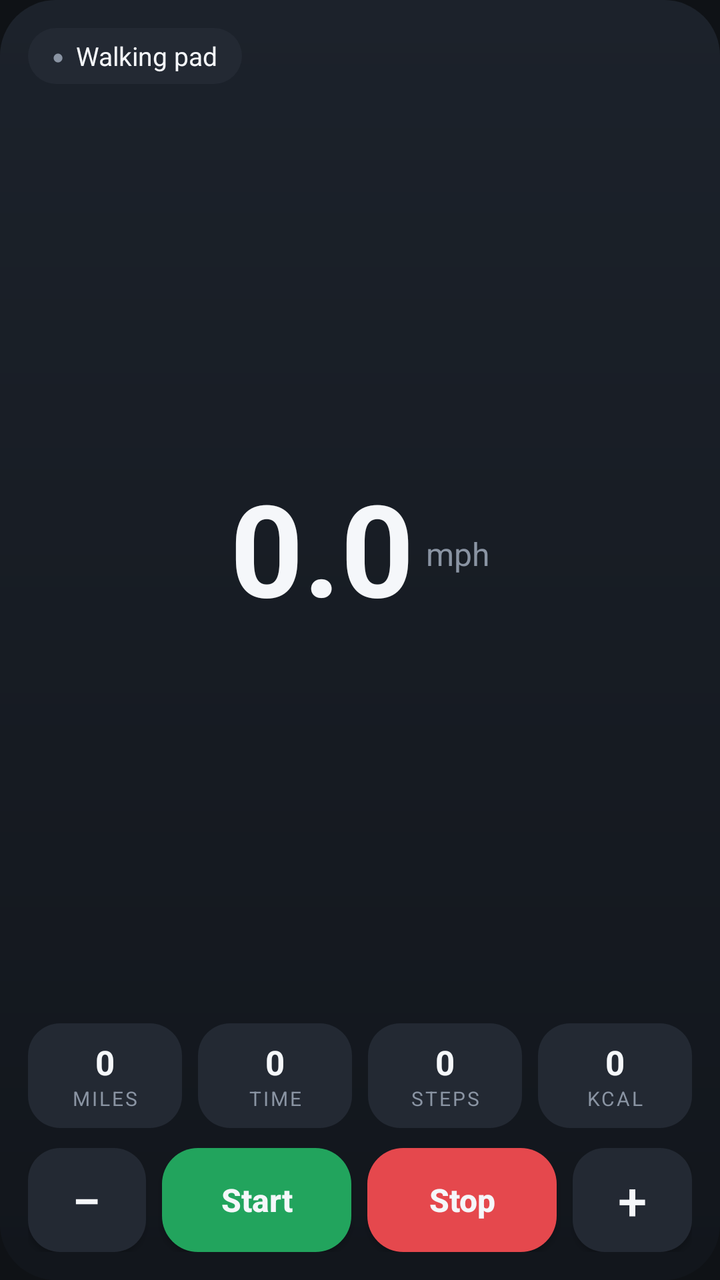
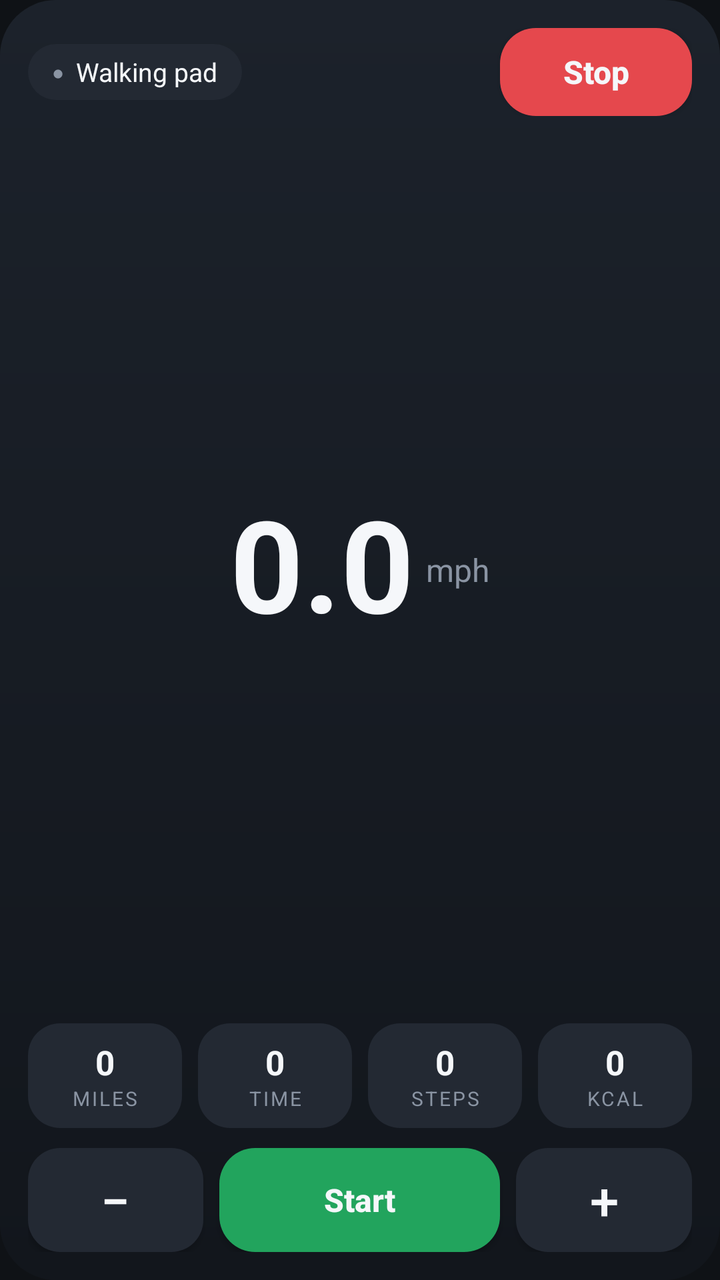

Before-and-after screenshots of an Android layout around one commit, followed by the original layout XML and the change that was made.
<!-- AndroidManifest.xml: application theme AppTheme -->
<!-- res/layout/widget_tall.xml -->
<?xml version="1.0" encoding="utf-8"?>
<LinearLayout xmlns:android="http://schemas.android.com/apk/res/android"
    android:layout_width="match_parent" android:layout_height="match_parent"
    android:orientation="vertical" android:padding="14dp" android:background="@drawable/bg_widget">

    
    <LinearLayout android:layout_width="match_parent" android:layout_height="wrap_content" android:orientation="horizontal" android:gravity="center_vertical">
        <LinearLayout android:id="@+id/w_info" android:layout_width="wrap_content" android:layout_height="28dp"
            android:orientation="horizontal" android:gravity="center_vertical" android:paddingHorizontal="12dp" android:background="@drawable/bg_pill">
            <TextView android:id="@+id/w_dot" android:layout_width="wrap_content" android:layout_height="wrap_content"
                android:text="●" android:textColor="@color/muted" android:textSize="10sp" />
            <TextView android:id="@+id/w_status" android:layout_width="wrap_content" android:layout_height="wrap_content"
                android:layout_marginStart="6dp" android:text="Walking pad" android:textColor="@color/text" android:textSize="13sp" android:maxLines="1" />
        </LinearLayout>
        <TextView android:layout_width="0dp" android:layout_height="wrap_content" android:layout_weight="1" />
        <TextView android:id="@+id/w_target" android:layout_width="wrap_content" android:layout_height="wrap_content"
            android:text="" android:textColor="@color/muted" android:textSize="13sp" />
    </LinearLayout>

    
    <LinearLayout android:layout_width="match_parent" android:layout_height="0dp" android:layout_weight="1"
        android:orientation="horizontal" android:gravity="center">
        <TextView android:id="@+id/w_speed" android:layout_width="wrap_content" android:layout_height="wrap_content"
            android:text="0.0" android:textColor="@color/text" android:textSize="64sp" android:textStyle="bold"
            android:includeFontPadding="false" android:fontFeatureSettings="tnum" />
        <TextView android:layout_width="wrap_content" android:layout_height="wrap_content" android:layout_marginStart="6dp"
            android:text="mph" android:textColor="@color/muted" android:textSize="16sp" />
    </LinearLayout>

    
    <LinearLayout android:layout_width="match_parent" android:layout_height="wrap_content" android:orientation="horizontal">
        <LinearLayout android:layout_width="0dp" android:layout_height="wrap_content" android:layout_weight="1"
            android:orientation="vertical" android:gravity="center" android:paddingVertical="8dp" android:background="@drawable/bg_tile">
            <TextView android:id="@+id/w_dist" android:layout_width="wrap_content" android:layout_height="wrap_content"
                android:text="0" android:textColor="@color/text" android:textSize="17sp" android:textStyle="bold" android:fontFeatureSettings="tnum" android:maxLines="1" />
            <TextView android:layout_width="wrap_content" android:layout_height="wrap_content" android:text="MILES"
                android:textColor="@color/muted" android:textSize="10sp" android:letterSpacing="0.1" />
        </LinearLayout>
        <LinearLayout android:layout_width="0dp" android:layout_height="wrap_content" android:layout_weight="1" android:layout_marginStart="8dp"
            android:orientation="vertical" android:gravity="center" android:paddingVertical="8dp" android:background="@drawable/bg_tile">
            <TextView android:id="@+id/w_time" android:layout_width="wrap_content" android:layout_height="wrap_content"
                android:text="0" android:textColor="@color/text" android:textSize="17sp" android:textStyle="bold" android:fontFeatureSettings="tnum" android:maxLines="1" />
            <TextView android:layout_width="wrap_content" android:layout_height="wrap_content" android:text="TIME"
                android:textColor="@color/muted" android:textSize="10sp" android:letterSpacing="0.1" />
        </LinearLayout>
        <LinearLayout android:layout_width="0dp" android:layout_height="wrap_content" android:layout_weight="1" android:layout_marginStart="8dp"
            android:orientation="vertical" android:gravity="center" android:paddingVertical="8dp" android:background="@drawable/bg_tile">
            <TextView android:id="@+id/w_steps" android:layout_width="wrap_content" android:layout_height="wrap_content"
                android:text="0" android:textColor="@color/text" android:textSize="17sp" android:textStyle="bold" android:fontFeatureSettings="tnum" android:maxLines="1" />
            <TextView android:layout_width="wrap_content" android:layout_height="wrap_content" android:text="STEPS"
                android:textColor="@color/muted" android:textSize="10sp" android:letterSpacing="0.1" />
        </LinearLayout>
        <LinearLayout android:layout_width="0dp" android:layout_height="wrap_content" android:layout_weight="1" android:layout_marginStart="8dp"
            android:orientation="vertical" android:gravity="center" android:paddingVertical="8dp" android:background="@drawable/bg_tile">
            <TextView android:id="@+id/w_cal" android:layout_width="wrap_content" android:layout_height="wrap_content"
                android:text="0" android:textColor="@color/text" android:textSize="17sp" android:textStyle="bold" android:fontFeatureSettings="tnum" android:maxLines="1" />
            <TextView android:layout_width="wrap_content" android:layout_height="wrap_content" android:text="KCAL"
                android:textColor="@color/muted" android:textSize="10sp" android:letterSpacing="0.1" />
        </LinearLayout>
    </LinearLayout>

    
    <LinearLayout android:layout_width="match_parent" android:layout_height="52dp" android:layout_marginTop="10dp" android:orientation="horizontal">
        <Button android:id="@+id/w_down" android:layout_width="0dp" android:layout_height="match_parent" android:layout_weight="1"
            android:text="−" android:textSize="26sp" android:textColor="@color/text" android:background="@drawable/bg_tile" />
        <Button android:id="@+id/w_start" android:layout_width="0dp" android:layout_height="match_parent" android:layout_weight="1.6"
            android:layout_marginStart="8dp" android:text="Start" android:textAllCaps="false" android:textSize="16sp" android:textStyle="bold"
            android:textColor="@color/text" android:background="@drawable/bg_go" />
        <Button android:id="@+id/w_stop" android:layout_width="0dp" android:layout_height="match_parent" android:layout_weight="1.6"
            android:layout_marginStart="8dp" android:text="Stop" android:textAllCaps="false" android:textSize="16sp" android:textStyle="bold"
            android:textColor="@color/text" android:background="@drawable/bg_stop" />
        <Button android:id="@+id/w_up" android:layout_width="0dp" android:layout_height="match_parent" android:layout_weight="1"
            android:layout_marginStart="8dp" android:text="+" android:textSize="26sp" android:textColor="@color/text" android:background="@drawable/bg_tile" />
    </LinearLayout>
</LinearLayout>
<!-- resources referenced by this layout -->
<resources>
  <color name="muted">#FF8A94A3</color>
  <color name="text">#FFF5F7FA</color>
  <!-- drawable bg_go (drawable) -->
  <?xml version="1.0" encoding="utf-8"?>
  <shape xmlns:android="http://schemas.android.com/apk/res/android" android:shape="rectangle">
      <solid android:color="@color/go" /><corners android:radius="18dp" />
  </shape>
  <!-- drawable bg_pill (drawable) -->
  <?xml version="1.0" encoding="utf-8"?>
  <shape xmlns:android="http://schemas.android.com/apk/res/android" android:shape="rectangle">
      <solid android:color="#FF232933" /><corners android:radius="999dp" />
  </shape>
  <!-- drawable bg_stop (drawable) -->
  <?xml version="1.0" encoding="utf-8"?>
  <shape xmlns:android="http://schemas.android.com/apk/res/android" android:shape="rectangle">
      <solid android:color="@color/stop" /><corners android:radius="18dp" />
  </shape>
  <!-- drawable bg_tile (drawable) -->
  <?xml version="1.0" encoding="utf-8"?>
  <shape xmlns:android="http://schemas.android.com/apk/res/android" android:shape="rectangle">
      <solid android:color="#FF232933" /><corners android:radius="16dp" />
  </shape>
  <!-- drawable bg_widget (drawable) -->
  <?xml version="1.0" encoding="utf-8"?>
  <shape xmlns:android="http://schemas.android.com/apk/res/android" android:shape="rectangle">
      <gradient android:angle="270" android:startColor="#FF1C222B" android:endColor="#FF12161C" />
      <corners android:radius="28dp" />
  </shape>
  <style name="AppTheme" parent="@android:style/Theme.DeviceDefault.NoActionBar">
          <item name="android:windowBackground">@color/bg</item>
          <item name="android:statusBarColor">@color/bg</item>
          <item name="android:navigationBarColor">@color/bg</item>
      </style>
  <color name="go">#FF22A45D</color>
  <color name="stop">#FFE5484D</color>
  <color name="bg">#FF0F1216</color>
</resources>

<!-- the commit's change to res/layout/widget_tall.xml (unified diff, before → after) -->
@@ -12,9 +12,13 @@
             <TextView android:id="@+id/w_status" android:layout_width="wrap_content" android:layout_height="wrap_content"
                 android:layout_marginStart="6dp" android:text="Walking pad" android:textColor="@color/text" android:textSize="13sp" android:maxLines="1" />
         </LinearLayout>
+        <TextView android:id="@+id/w_target" android:layout_width="wrap_content" android:layout_height="wrap_content"
+            android:layout_marginStart="10dp" android:text="" android:textColor="@color/muted" android:textSize="13sp" />
         <TextView android:layout_width="0dp" android:layout_height="wrap_content" android:layout_weight="1" />
-        <TextView android:id="@+id/w_target" android:layout_width="wrap_content" android:layout_height="wrap_content"
-            android:text="" android:textColor="@color/muted" android:textSize="13sp" />
+        
+        <Button android:id="@+id/w_stop" android:layout_width="96dp" android:layout_height="44dp"
+            android:text="Stop" android:textAllCaps="false" android:textSize="16sp" android:textStyle="bold"
+            android:textColor="@color/text" android:background="@drawable/bg_stop" />
     </LinearLayout>
 
     
@@ -66,9 +70,6 @@
         <Button android:id="@+id/w_start" android:layout_width="0dp" android:layout_height="match_parent" android:layout_weight="1.6"
             android:layout_marginStart="8dp" android:text="Start" android:textAllCaps="false" android:textSize="16sp" android:textStyle="bold"
             android:textColor="@color/text" android:background="@drawable/bg_go" />
-        <Button android:id="@+id/w_stop" android:layout_width="0dp" android:layout_height="match_parent" android:layout_weight="1.6"
-            android:layout_marginStart="8dp" android:text="Stop" android:textAllCaps="false" android:textSize="16sp" android:textStyle="bold"
-            android:textColor="@color/text" android:background="@drawable/bg_stop" />
         <Button android:id="@+id/w_up" android:layout_width="0dp" android:layout_height="match_parent" android:layout_weight="1"
             android:layout_marginStart="8dp" android:text="+" android:textSize="26sp" android:textColor="@color/text" android:background="@drawable/bg_tile" />
     </LinearLayout>
